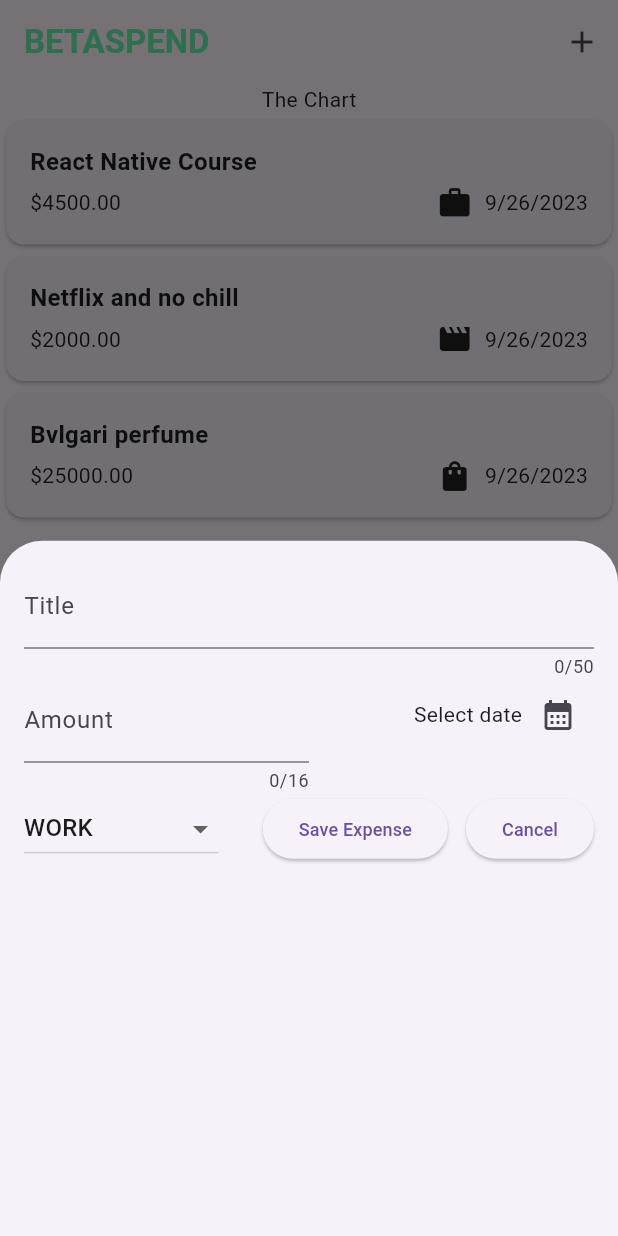
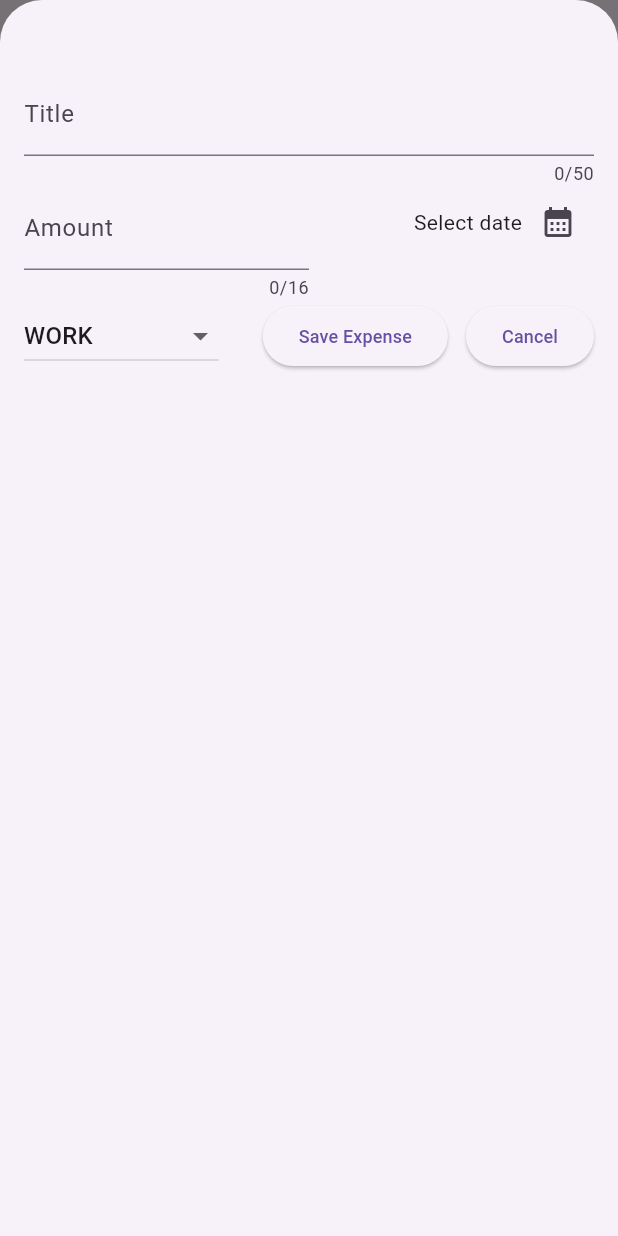
Before and after one commit to Ollarr/betaspend, a Flutter app: the screen it shows after launch, after a tap on the "add" icon, on a phone screen of 412 x 824 dp. Run offline on Flutter 3.47's test engine with Material 2 defaults, Android fonts, the phone set to English and light mode, and no system bars.

Commit message:
Added a function to populate the new expenses. Made the new expense modal full screen.

```diff
--- a/lib/widgets/add_expense.dart
+++ b/lib/widgets/add_expense.dart
@@ -4,7 +4,9 @@ import 'package:flutter/material.dart';
 import "package:betaspend/models/expense.dart";
 
 class NewExpense extends StatefulWidget {
-  const NewExpense({super.key});
+  const NewExpense({super.key, required this.onAddExpense});
+
+  final void Function(Expense expense) onAddExpense;
 
   @override
   State<NewExpense> createState() {
@@ -59,6 +61,12 @@ class _NewExpenseState extends State<NewExpense> {
       );
       return;
     }
+    widget.onAddExpense(Expense(
+        title: _titleController.text,
+        amount: enteredAmount,
+        date: _selectedDate!,
+        category: _selectedCategory));
+    Navigator.pop(context);
   }
 
 // N/B:dispose method like initState and build method is part of
@@ -74,7 +82,7 @@ class _NewExpenseState extends State<NewExpense> {
   @override
   Widget build(BuildContext context) {
     return Padding(
-      padding: const EdgeInsets.all(16),
+      padding: const EdgeInsets.fromLTRB(16, 48, 16, 16),
       child: Column(
         children: [
           TextField(
--- a/lib/widgets/expenses_screen.dart
+++ b/lib/widgets/expenses_screen.dart
@@ -43,10 +43,19 @@ class _ExpensesState extends State<Expenses> {
     //Note: when a widget extends a state widget,
     //flutter automatically adds a context property to such widget class
     showModalBottomSheet(
+        isScrollControlled: true,
         context: context,
         builder: (ctx) {
-          return const NewExpense();
+          return NewExpense(
+            onAddExpense: _addExpense,
+          );
         });
+  }
+
+  void _addExpense(Expense expense) {
+    setState(() {
+      _registeredExpenses.add(expense);
+    });
   }
 
   @override
```
